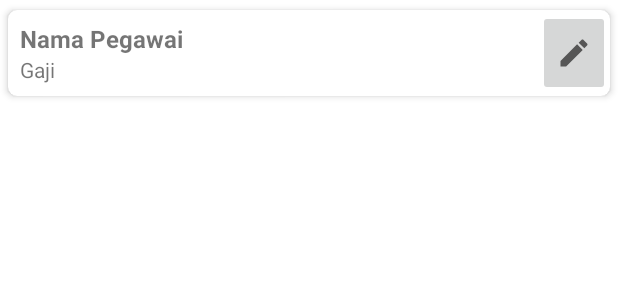
After one commit to hariangr/tubes-progmob-2021, an Android app: the layout row_pegawai.xml on its own in the app's theme, with its tools: preview values and no code run, on a phone screen of 412 x 824 dp. The commit adds this screen. Shown: the top 300 px of the screen. Run offline under Robolectric (Android 15) with nearby library versions, the phone set to English and light mode, and no system bars.

Commit message:
basic crud

```diff
--- a/app/src/main/AndroidManifest.xml
+++ b/app/src/main/AndroidManifest.xml
@@ -9,7 +9,10 @@
         android:roundIcon="@mipmap/ic_launcher_round"
         android:supportsRtl="true"
         android:theme="@style/Theme.PembayaranGaji">
-        <activity android:name=".AturGajiActivity" android:label="Atur Gaji"></activity>
+        <activity
+            android:name=".AturGajiActivity"
+            android:label="Atur Gaji"
+            android:parentActivityName=".BayarGajiActivity"></activity>
         <activity
             android:name=".BayarGajiActivity"
             android:label="@string/title_activity_bayar_gaji"
--- /dev/null
+++ b/app/src/main/res/drawable/ic_baseline_edit_24.xml
@@ -0,0 +1,10 @@
+<vector xmlns:android="http://schemas.android.com/apk/res/android"
+    android:width="24dp"
+    android:height="24dp"
+    android:viewportWidth="24"
+    android:viewportHeight="24"
+    android:tint="?attr/colorControlNormal">
+  <path
+      android:fillColor="@android:color/white"
+      android:pathData="M3,17.25V21h3.75L17.81,9.94l-3.75,-3.75L3,17.25zM20.71,7.04c0.39,-0.39 0.39,-1.02 0,-1.41l-2.34,-2.34c-0.39,-0.39 -1.02,-0.39 -1.41,0l-1.83,1.83 3.75,3.75 1.83,-1.83z"/>
+</vector>
--- a/app/src/main/res/layout/activity_atur_gaji.xml
+++ b/app/src/main/res/layout/activity_atur_gaji.xml
@@ -6,4 +6,8 @@
     android:layout_height="match_parent"
     tools:context=".AturGajiActivity">
 
+    <androidx.recyclerview.widget.RecyclerView
+        android:id="@+id/atur_gaji_recyclerview"
+        android:layout_width="match_parent"
+        android:layout_height="match_parent" />
 </androidx.constraintlayout.widget.ConstraintLayout>
--- /dev/null
+++ b/app/src/main/res/layout/row_pegawai.xml
@@ -0,0 +1,50 @@
+<?xml version="1.0" encoding="utf-8"?>
+<androidx.cardview.widget.CardView xmlns:android="http://schemas.android.com/apk/res/android"
+    android:layout_width="match_parent"
+    xmlns:card_view="http://schemas.android.com/apk/res-auto"
+    card_view:cardCornerRadius="6dp"
+    card_view:cardElevation="3dp"
+    android:paddingEnd="8dp"
+    android:paddingStart="8dp"
+    card_view:cardUseCompatPadding="true"
+    android:layout_height="wrap_content">
+
+    <LinearLayout
+        android:layout_width="match_parent"
+        android:layout_height="wrap_content"
+
+        android:orientation="horizontal">
+
+        <LinearLayout
+            android:paddingStart="8dp"
+            android:paddingTop="8dp"
+            android:paddingBottom="8dp"
+            android:layout_width="wrap_content"
+            android:layout_height="wrap_content"
+            android:layout_weight="1"
+            android:orientation="vertical">
+
+            <TextView
+                android:ellipsize="end"
+                android:id="@+id/row_pegawai_nama"
+                android:layout_width="match_parent"
+                android:layout_height="wrap_content"
+                android:text="Nama Pegawai"
+                android:textSize="16sp"
+                android:textStyle="bold"></TextView>
+
+            <TextView
+                android:id="@+id/row_pegawai_gaji_berlaku"
+                android:layout_width="match_parent"
+                android:layout_height="wrap_content"
+                android:text="Gaji"></TextView>
+        </LinearLayout>
+
+        <ImageButton
+            android:id="@+id/row_pegawai_gaji_atur_btn"
+            android:layout_width="wrap_content"
+            android:layout_height="match_parent"
+            card_view:srcCompat="@drawable/ic_baseline_edit_24" />
+
+    </LinearLayout>
+</androidx.cardview.widget.CardView>
```
Also changed, not shown: app/src/main/java/id/aryad/sipasar/AturGajiActivity.java (+30 -0 lines), app/src/main/java/id/aryad/sipasar/BayarGajiActivity.java (+14 -2 lines), app/src/main/java/id/aryad/sipasar/models/HistoryGajiPegawai.java (+24 -0 lines), app/src/main/java/id/aryad/sipasar/repositories/HistoryGajiRepository.java (added, +64 -0 lines), app/src/main/java/id/aryad/sipasar/repositories/PegawaiRepository.java (+11 -2 lines), app/src/main/java/id/aryad/sipasar/ui/adapter/PegawaiRecyclerView.java (added, +75 -0 lines), app/src/main/java/id/aryad/sipasar/ui/adapter/PegawaiRecyclerViewCallback.java (added, +9 -0 lines), app/src/main/java/id/aryad/sipasar/ui/main/PlaceholderFragment.java (+0 -12 lines), app/src/main/res/drawable/ic_baseline_delete_24.xml (added, +10 -0 lines), app/src/main/res/layout/activity_bayar_gaji.xml (+18 -9 lines).
